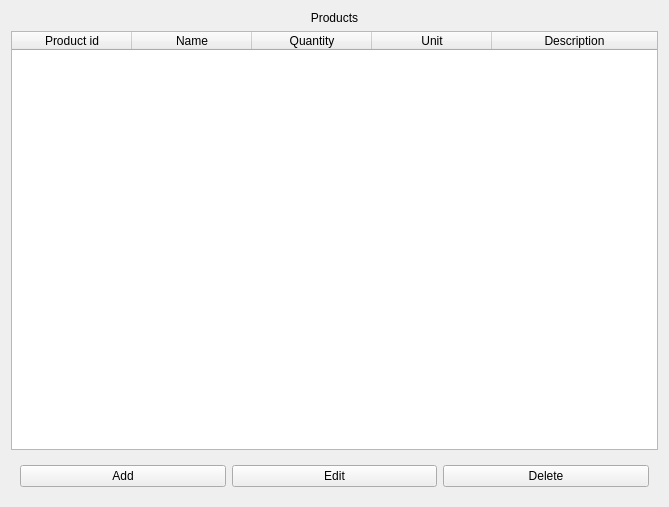
Before: the Qt Designer form ui/ProductView.ui in MagdaOleksandrTeam/ProductionPlanner, drawn with Qt 5.
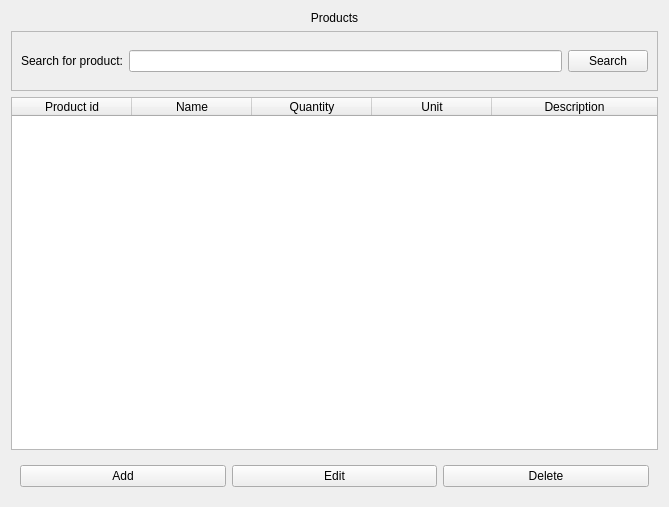
After: the same form once the commit is applied.

Commit message: added search filters + status messages in ProductView and MaterialView + few comments in other files

The edit to the form file:
```diff
--- a/ui/ProductView.ui
+++ b/ui/ProductView.ui
@@ -33,6 +33,41 @@
      </property>
     </widget>
    </item>
+   <item>
+    <widget class="QFrame" name="frame_search">
+     <property name="minimumSize">
+      <size>
+       <width>0</width>
+       <height>60</height>
+      </size>
+     </property>
+     <property name="frameShape">
+      <enum>QFrame::Shape::StyledPanel</enum>
+     </property>
+     <property name="frameShadow">
+      <enum>QFrame::Shadow::Raised</enum>
+     </property>
+     <layout class="QHBoxLayout" name="horizontalLayout">
+      <item>
+       <widget class="QLabel" name="lbl_info">
+        <property name="text">
+         <string>Search for product:</string>
+        </property>
+       </widget>
+      </item>
+      <item>
+       <widget class="QLineEdit" name="le_product"/>
+      </item>
+      <item>
+       <widget class="QPushButton" name="btn_product_search">
+        <property name="text">
+         <string>Search</string>
+        </property>
+       </widget>
+      </item>
+     </layout>
+    </widget>
+   </item>
    <item>
     <widget class="QTableWidget" name="tableProduct">
      <property name="styleSheet">
```
The commit also changes 14 other files.
